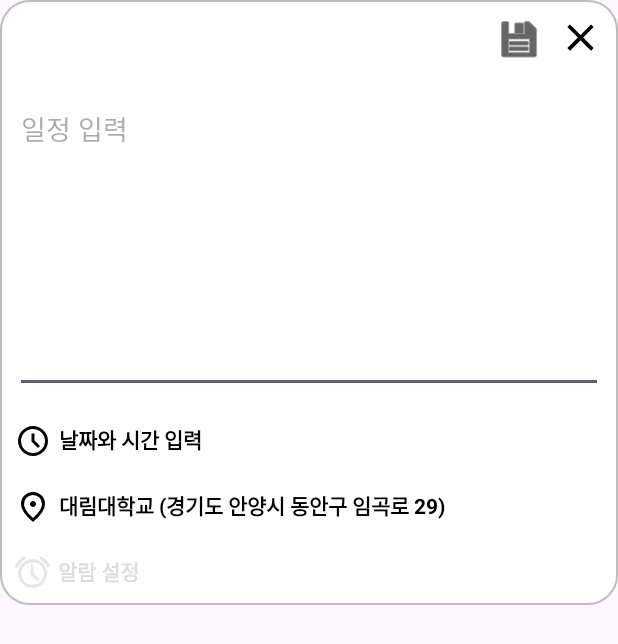
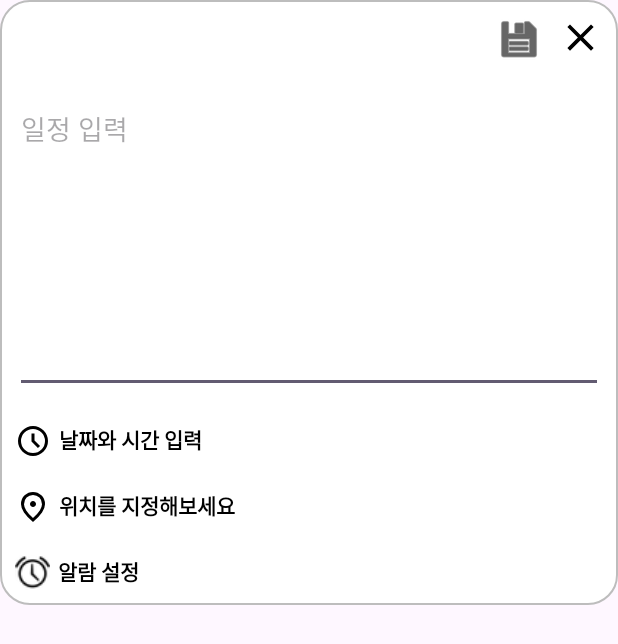
Before and after one commit to ILLUMIN4TION/CheckMyPlanNew, an Android app: the layout fragment_bottom_sheet.xml on its own in the app's theme, with its tools: preview values and no code run, on a phone screen of 412 x 824 dp. Shown: the top 644 px of the screen. Run offline under Robolectric (Android 15) with nearby library versions, the phone set to English and light mode, and no system bars.

Commit message:
캘린더에서 일정 추가 및 조회, 삭제 구현
개선점,

캘린더 화면에서 일정 체크시 완료되지 않음
캘린더 화면에서 수정시 데이터를 가져와야함

```diff
--- a/app/src/main/java/com/example/a0401chkmyplan/scheduleDB/ScheduleEntity.kt
+++ b/app/src/main/java/com/example/a0401chkmyplan/scheduleDB/ScheduleEntity.kt
@@ -13,5 +13,6 @@ data class ScheduleEntity(
     val latitude: Double? = null,
     val longitude: Double? = null,
     val alarmType: String = "status",             // ✅ 추가
-    val alarmOffsetMinutes: Int = 30
+    val alarmOffsetMinutes: Int = 30,
+//    val useDday: Boolean = false
 )
--- a/app/src/main/res/layout/fragment_bottom_sheet.xml
+++ b/app/src/main/res/layout/fragment_bottom_sheet.xml
@@ -1,22 +1,30 @@
 <?xml version="1.0" encoding="utf-8"?>
-<androidx.appcompat.widget.LinearLayoutCompat xmlns:android="http://schemas.android.com/apk/res/android"
+<FrameLayout xmlns:android="http://schemas.android.com/apk/res/android"
     xmlns:app="http://schemas.android.com/apk/res-auto"
+    android:layout_width="match_parent"
+    android:layout_height="wrap_content">
+
+    <!-- 기존 레이아웃 전체를 하나로 감쌈 -->
+    <androidx.appcompat.widget.LinearLayoutCompat
         android:layout_width="match_parent"
         android:layout_height="wrap_content"
         android:orientation="vertical"
         android:background="@drawable/radius">
 
+        <!-- 상단 버튼 + 입력 영역 -->
         <LinearLayout
             android:layout_width="match_parent"
             android:layout_height="match_parent"
             android:orientation="vertical"
             android:layout_weight="1">
+
             <LinearLayout
                 android:layout_gravity="right"
                 android:layout_width="wrap_content"
                 android:layout_height="wrap_content"
                 android:orientation="horizontal"
                 android:layout_margin="10dp">
+
                 <ImageView
                     android:id="@+id/bs_img_ok"
                     android:layout_width="wrap_content"
@@ -24,6 +32,7 @@
                     android:src="@android:drawable/ic_menu_save"
                     app:tint="#000000"
                     android:layout_gravity="right"/>
+
                 <ImageView
                     android:id="@+id/bs_img_cancel"
                     android:layout_marginLeft="10dp"
@@ -32,8 +41,6 @@
                     android:src="@drawable/close_24dp_e3e3e3_fill0_wght400_grad0_opsz24"
                     app:tint="#000000"
                     android:layout_gravity="right"/>
-
-
             </LinearLayout>
 
             <EditText
@@ -42,16 +49,17 @@
                 android:id="@+id/main_bs_et"
                 android:layout_width="match_parent"
                 android:layout_height="200dp"
-            android:text=""
                 android:hint="일정 입력"/>
         </LinearLayout>
 
+        <!-- 설정 항목 영역 -->
         <androidx.appcompat.widget.LinearLayoutCompat
             android:layout_width="match_parent"
             android:layout_height="match_parent"
             android:orientation="vertical"
             android:layout_weight="1">
 
+            <!-- 시간 설정 -->
             <LinearLayout
                 android:layout_width="match_parent"
                 android:layout_height="wrap_content">
@@ -75,13 +83,13 @@
                         android:textColor="#000000"
                         android:layout_width="match_parent"
                         android:layout_height="wrap_content"
-                    android:layout_toRightOf="@+id/main_bs_timeImg"
+                        android:layout_toRightOf="@id/main_bs_timeImg"
                         android:textStyle="bold"
                         android:text="날짜와 시간 입력" />
                 </RelativeLayout>
-
             </LinearLayout>
 
+            <!-- 위치 설정 -->
             <LinearLayout
                 android:layout_width="match_parent"
                 android:layout_height="wrap_content">
@@ -105,14 +113,15 @@
                         android:textColor="#000000"
                         android:layout_width="match_parent"
                         android:layout_height="wrap_content"
-                    android:layout_toRightOf="@+id/main_bs_LocImg"
+                        android:layout_toRightOf="@id/main_bs_LocImg"
                         android:textStyle="bold"
-                    android:text="대림대학교 (경기도 안양시 동안구 임곡로 29)" />
+                        android:text="위치를 지정해보세요" />
                 </RelativeLayout>
-
             </LinearLayout>
 
+            <!-- 알람 설정 -->
             <LinearLayout
+                android:orientation="vertical"
                 android:id="@+id/main_bs_rptSet"
                 android:layout_width="match_parent"
                 android:layout_height="wrap_content">
@@ -128,25 +137,27 @@
                         android:layout_width="23dp"
                         android:layout_height="23dp"
                         android:src="@android:drawable/ic_lock_idle_alarm"
-                    app:tint="#DCDCDC"/>
+                        app:tint="#000000"/>
 
                     <TextView
                         android:paddingHorizontal="5dp"
                         android:id="@+id/main_bs_alarmTV"
-                    android:textColor="#dcdcdc"
+                        android:textColor="#000000"
                         android:layout_width="match_parent"
                         android:layout_height="wrap_content"
-                    android:layout_toRightOf="@+id/main_bs_rptImg"
+                        android:layout_toRightOf="@id/main_bs_rptImg"
                         android:textStyle="bold"
                         android:text="알람 설정" />
                 </RelativeLayout>
-
             </LinearLayout>
-
-
-
-
         </androidx.appcompat.widget.LinearLayoutCompat>
-
-
     </androidx.appcompat.widget.LinearLayoutCompat>
+    <ProgressBar
+        android:id="@+id/progressBar"
+        android:layout_width="48dp"
+        android:layout_height="48dp"
+        android:layout_gravity="center"
+        android:visibility="gone"
+        android:indeterminate="true"
+        style="?android:attr/progressBarStyleLarge" />
+</FrameLayout>
```
Also changed, not shown: app/src/main/java/com/example/a0401chkmyplan/BottomSheet.kt (+99 -59 lines), app/src/main/java/com/example/a0401chkmyplan/calFragment.kt (+64 -4 lines). Lines whose indentation alone changed are shown as unchanged.
